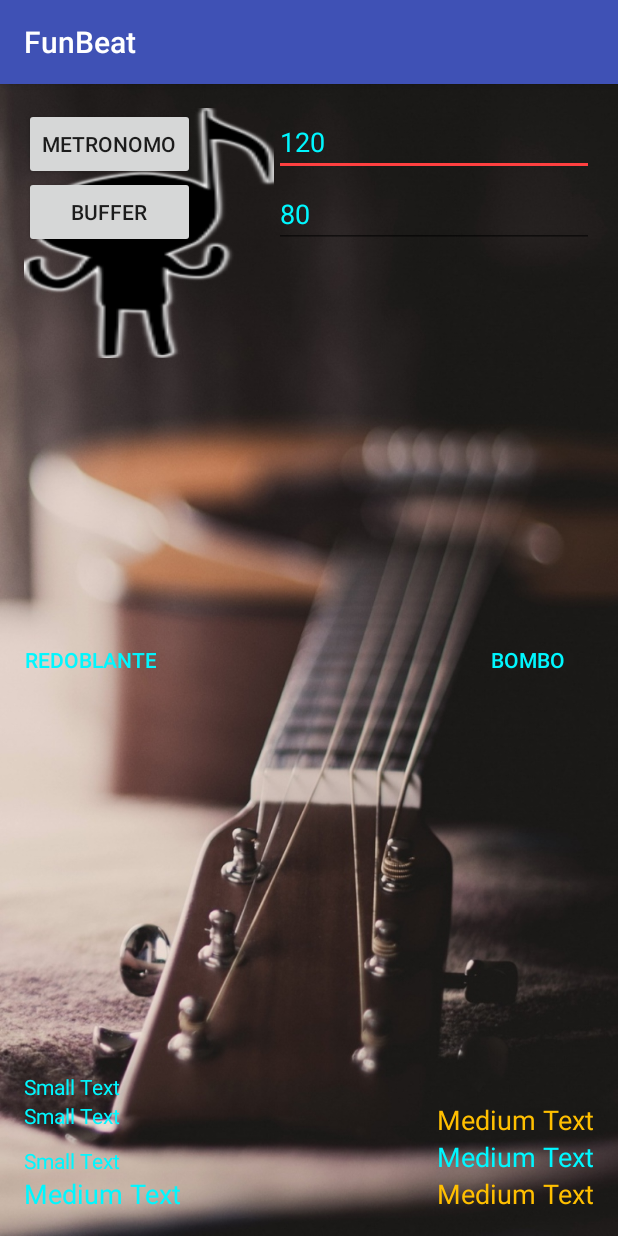
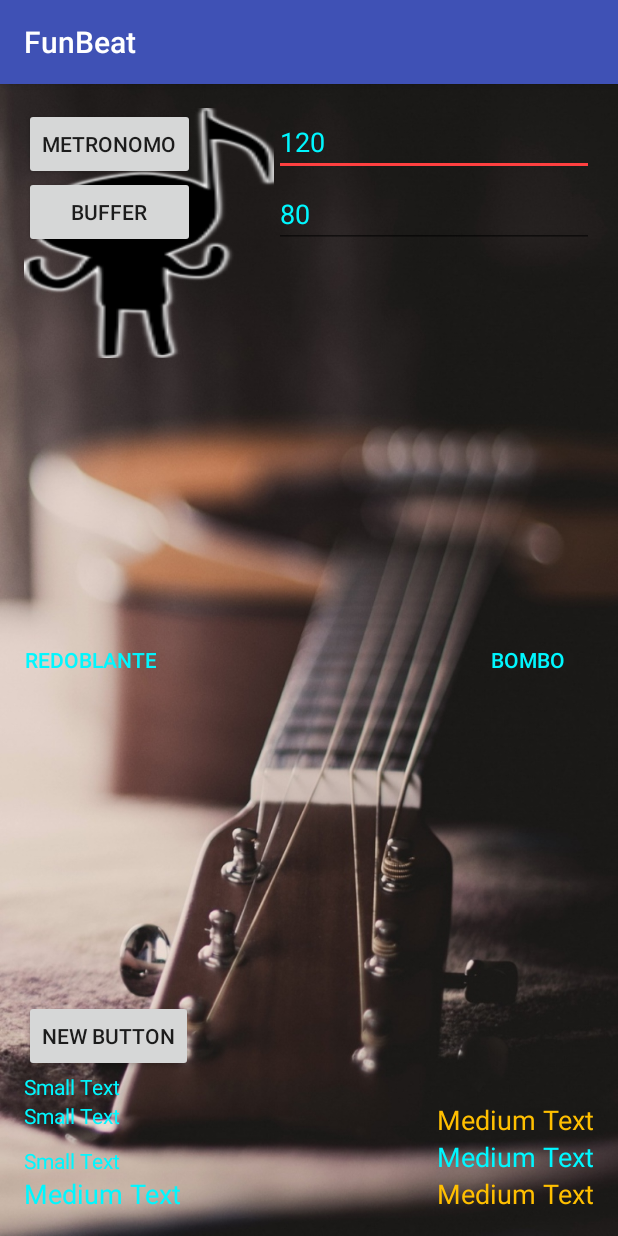
Before and after one commit to Jeixonx/FunBeat, an Android app: the screen it shows after launch (MainActivity), on a phone screen of 412 x 824 dp. Run offline under Robolectric (Android 15) with nearby library versions, the phone set to English and light mode, and no system bars.

```diff
--- a/app/src/main/AndroidManifest.xml
+++ b/app/src/main/AndroidManifest.xml
@@ -15,6 +15,8 @@
                 <category android:name="android.intent.category.LAUNCHER" />
             </intent-filter>
         </activity>
+        <activity android:name=".Main2Activity" >
+        </activity>
     </application>
 
 </manifest>
--- a/app/src/main/res/layout/activity_main.xml
+++ b/app/src/main/res/layout/activity_main.xml
@@ -146,4 +146,12 @@
         android:layout_alignParentStart="true"
         android:textColor="#00f7ff" />
 
+    <Button
+        android:layout_width="wrap_content"
+        android:layout_height="wrap_content"
+        android:text="New Button"
+        android:id="@+id/button5"
+        android:layout_above="@+id/textViewX"
+        android:layout_alignParentStart="true" />
+
 </RelativeLayout>
```
Also changed, not shown: app/src/main/java/co/edu/udea/cmovil/gr5/funbeat/funbeat/Main2Activity.java (added, +13 -0 lines), app/src/main/res/layout/activity_main2.xml (added, +18 -0 lines), 1 other file.
